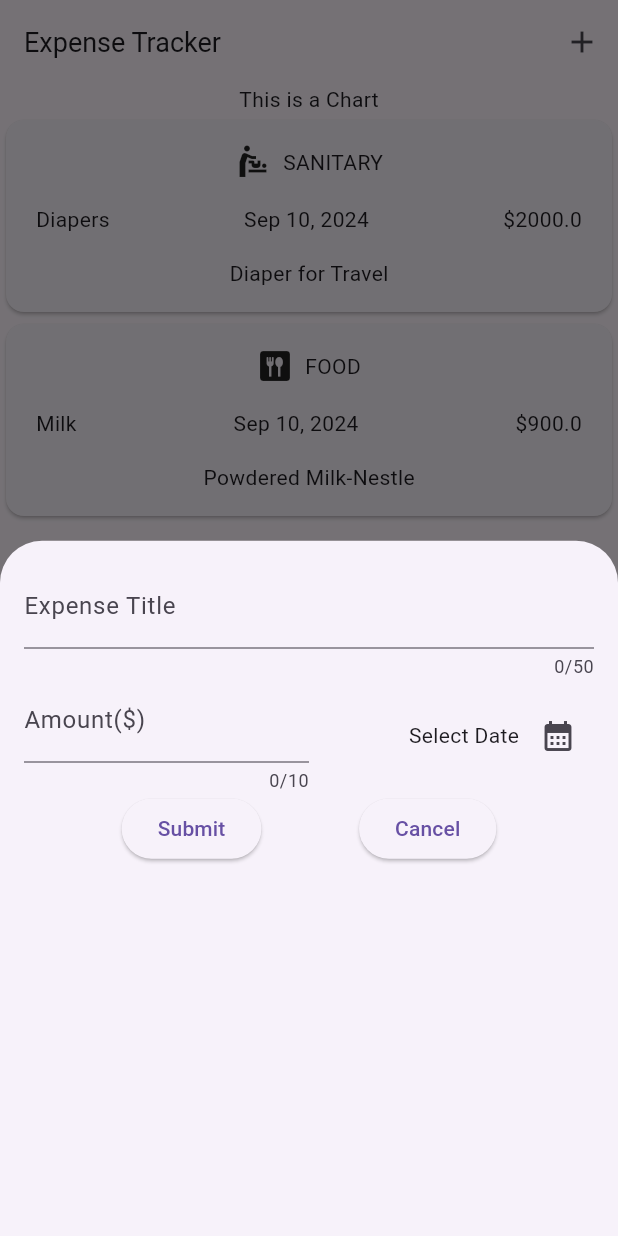
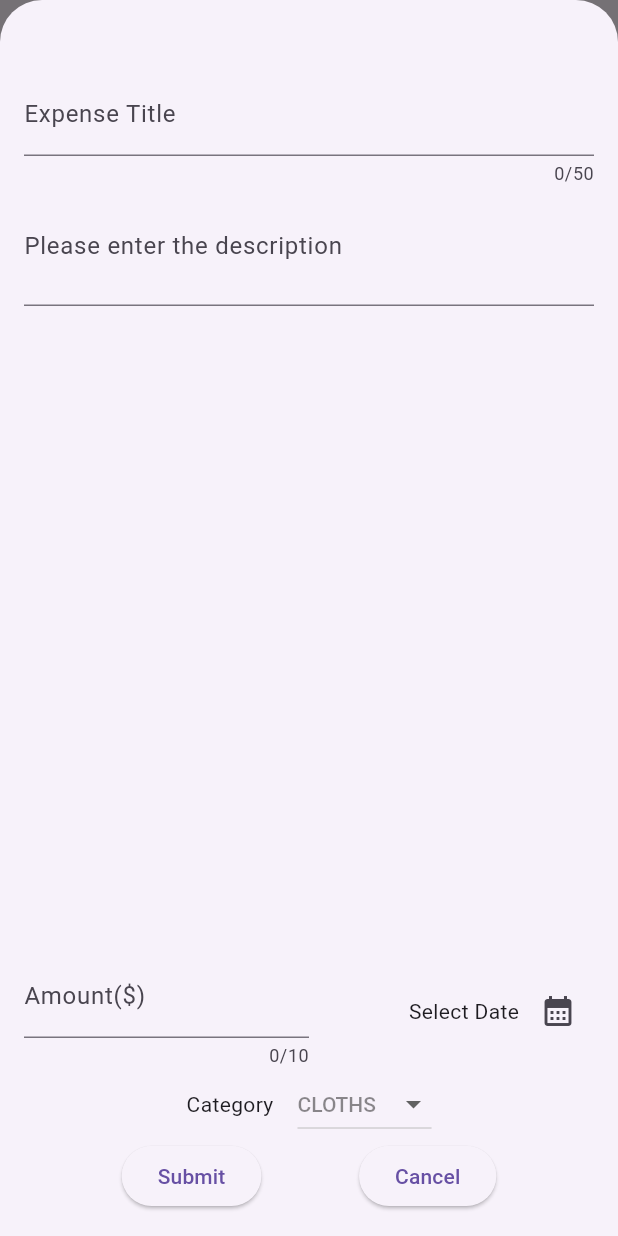
Before and after one commit to kaushalbundel/expense_tracker, a Flutter app: the screen it shows after launch, after a tap on the "add" icon, on a phone screen of 412 x 824 dp. Run offline on Flutter 3.47's test engine with Material 3 defaults, Android fonts, the phone set to English and light mode, and no system bars.

Commit message:
enabled closing/saving of expenses Modal

```diff
--- a/lib/widgets/expenses.dart
+++ b/lib/widgets/expenses.dart
@@ -33,9 +33,18 @@ class _ExpenseState extends State<Expenses> {
   //function to display model overlay so that user can add expense entries
   void _addExpenseModelOverlay() {
     showModalBottomSheet(
+        isScrollControlled: true,
         context: context,
-        builder: (ctx) =>
-            const NewExpense()); // there are other widgets that can be called by using "show" keywords
+        builder: (ctx) => NewExpense(
+              onAddExpense: _addExpense,
+            )); // there are other widgets that can be called by using "show" keywords
+  }
+
+//function to append items in the above expenseList list
+  void _addExpense(Expense expense) {
+    setState(() {
+      expenseList.add(expense);
+    });
   }
 
   @override
--- a/lib/widgets/new_expense.dart
+++ b/lib/widgets/new_expense.dart
@@ -2,7 +2,10 @@ import 'package:flutter/material.dart';
 import 'package:expense_tracker/models/expense.dart';
 
 class NewExpense extends StatefulWidget {
-  const NewExpense({super.key});
+  const NewExpense({super.key, required this.onAddExpense});
+
+  // function to add expenses on the widget
+  final Function onAddExpense;
 
   @override
   State<NewExpense> createState() {
@@ -14,11 +17,14 @@ class NewExpense extends StatefulWidget {
 class _NewExpenseState extends State<NewExpense> {
   final TextEditingController _titleController = TextEditingController();
   final TextEditingController _amountController = TextEditingController();
+  final TextEditingController _descriptionController = TextEditingController();
   DateTime? _selectedDate;
+  Category _selectedCategory = Category.cloths;
   @override
   void dispose() {
     _titleController.dispose();
     _amountController.dispose();
+    _descriptionController.dispose();
     super.dispose();
   }
 
@@ -37,10 +43,46 @@ class _NewExpenseState extends State<NewExpense> {
     });
   }
 
+  // function to validate the modal information before saving the information
+  void _selectedDataModal() {
+    final amountModal = double.tryParse(_amountController.text);
+    final numberValidation = amountModal != null && amountModal <= 0;
+    if (_titleController.text.trim().isEmpty ||
+        numberValidation ||
+        _selectedDate == null) {
+      showDialog(
+          context: context,
+          builder: (ctx) => AlertDialog(
+                title: const Text("Alert!"),
+                content: const Text(
+                    "Please enter the correct values for Title, Date and Amount"),
+                actions: [
+                  TextButton(
+                      onPressed: () {
+                        Navigator.pop(ctx);
+                      },
+                      child: const Text("Okay"))
+                ],
+              ));
+      return;
+    }
+    // after the if statement, a statement to capture the validated expense value
+
+    widget.onAddExpense(
+      Expense(
+          title: _titleController.text,
+          description: _descriptionController.text,
+          date: _selectedDate!,
+          amount: amountModal!,
+          category: _selectedCategory),
+    );
+    Navigator.pop(context);
+  }
+
   @override
   Widget build(context) {
     return Padding(
-      padding: const EdgeInsets.all(16),
+      padding: const EdgeInsets.fromLTRB(16, 48, 16, 16),
       child: Column(
         children: [
           TextField(
@@ -49,6 +91,16 @@ class _NewExpenseState extends State<NewExpense> {
             maxLength: 50,
             decoration: const InputDecoration(
               label: Text("Expense Title"),
+            ),
+          ),
+          Expanded(
+            child: TextField(
+              keyboardType: TextInputType.name,
+              controller: _descriptionController,
+              maxLines: 2,
+              decoration: const InputDecoration(
+                label: Text("Please enter the description"),
+              ),
             ),
           ),
           Row(
@@ -84,12 +136,40 @@ class _NewExpenseState extends State<NewExpense> {
             ],
           ),
           Row(
+            mainAxisAlignment: MainAxisAlignment.center,
+            children: [
+              const Text("Category"),
+              const SizedBox(width: 16),
+              DropdownButton<Category>(
+                  style: const TextStyle(
+                      fontSize: 14,
+                      fontWeight: FontWeight.w500,
+                      color: Colors.black45),
+                  value: _selectedCategory,
+                  items: Category.values
+                      .map(
+                        (category) => DropdownMenuItem<Category>(
+                          value: category,
+                          child: Text(
+                            category.name.toUpperCase(),
+                          ),
+                        ),
+                      )
+                      .toList(),
+                  onChanged: (Category? value) {
+                    if (value != null) {
+                      setState(() {
+                        _selectedCategory = value;
+                      });
+                    }
+                  })
+            ],
+          ),
+          Row(
             mainAxisAlignment: MainAxisAlignment.spaceEvenly,
             children: [
               ElevatedButton(
-                onPressed: () {
-                  print(_titleController.text);
-                },
+                onPressed: _selectedDataModal,
                 child: const Text("Submit"),
               ),
               ElevatedButton(
```
Also changed, not shown: pubspec.lock.
